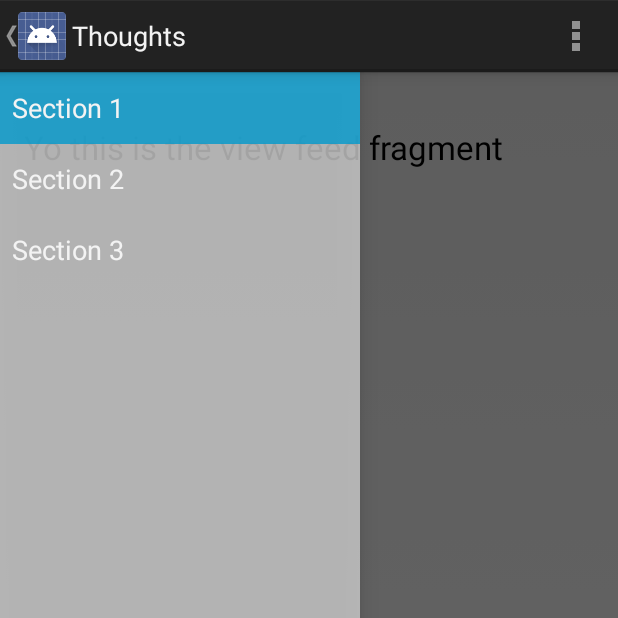
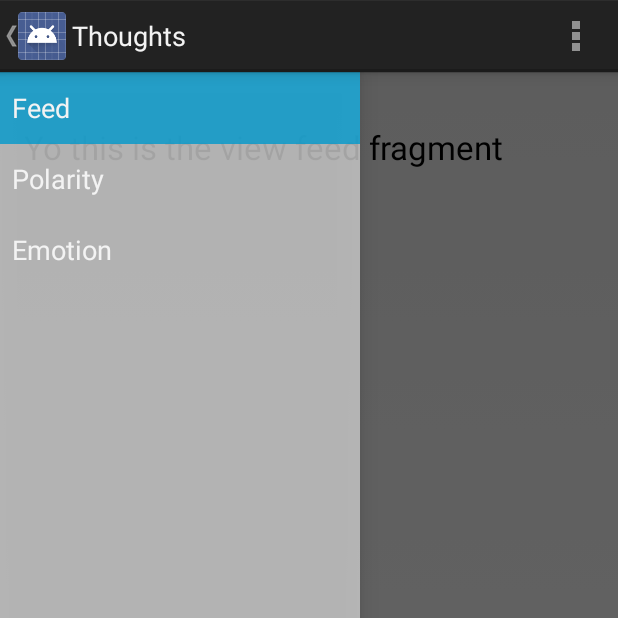
Before and after one commit to ysingh/Thoughts, an Android app: the FeedActivity screen opened directly, with no data from a screen before it, on a phone screen of 412 x 824 dp, the top half of it. Run offline under Robolectric (Android 15) with nearby library versions, the phone set to English and light mode, and no system bars; 2 statements that could not run were skipped.

Commit message:
add thought fragment added

```diff
--- a/app/src/main/java/edu/ua/cs/thoughts/FeedActivity.java
+++ b/app/src/main/java/edu/ua/cs/thoughts/FeedActivity.java
@@ -45,13 +45,25 @@ public class FeedActivity extends Activity
     public void onNavigationDrawerItemSelected(int position) {
         FragmentManager fragmentManager = getFragmentManager();
 
-        if (position == 0) {
-            fragmentManager.beginTransaction().replace(R.id.container, ViewFeedFragment.newInstance())
-                    .commit();
-        } else {
-            // update the main content by replacing fragments
-            fragmentManager.beginTransaction().replace(R.id.container, PlaceholderFragment.newInstance(position + 1))
-                    .commit();
+        switch (position) {
+            case 0: {
+                fragmentManager.beginTransaction().replace(R.id.container, ViewFeedFragment.newInstance())
+                        .commit();
+                break;
+            }
+
+            case 1: {
+                fragmentManager.beginTransaction().replace(R.id.container, AddThoughtFragment.newInstance())
+                        .commit();
+                break;
+            }
+
+            default: {
+                // update the main content by replacing fragments
+                fragmentManager.beginTransaction().replace(R.id.container, PlaceholderFragment.newInstance(position + 1))
+                        .commit();
+            }
+
         }
 
     }
--- a/app/src/main/res/values/strings.xml
+++ b/app/src/main/res/values/strings.xml
@@ -8,9 +8,14 @@
     <string name="title_activity_registration">Registration</string>
     <string name="title_activity_test_database">Users</string>
     <string name="title_activity_feed">FeedActivity</string>
-    <string name="title_section1">Section 1</string>
-    <string name="title_section2">Section 2</string>
-    <string name="title_section3">Section 3</string>
+
+
+    <string name="title_section1">Feed</string>
+    <string name="title_section2">Polarity</string>
+    <string name="title_section3">Emotion</string>
+
+
+
     <string name="navigation_drawer_open">Open navigation drawer</string>
     <string name="navigation_drawer_close">Close navigation drawer</string>
     <string name="action_example">Example action</string>
```
Also changed, not shown: app/src/main/java/edu/ua/cs/thoughts/AddThoughtFragment.java (added, +49 -0 lines), app/src/main/res/layout/fragment_add_thought.xml (added, +26 -0 lines).
